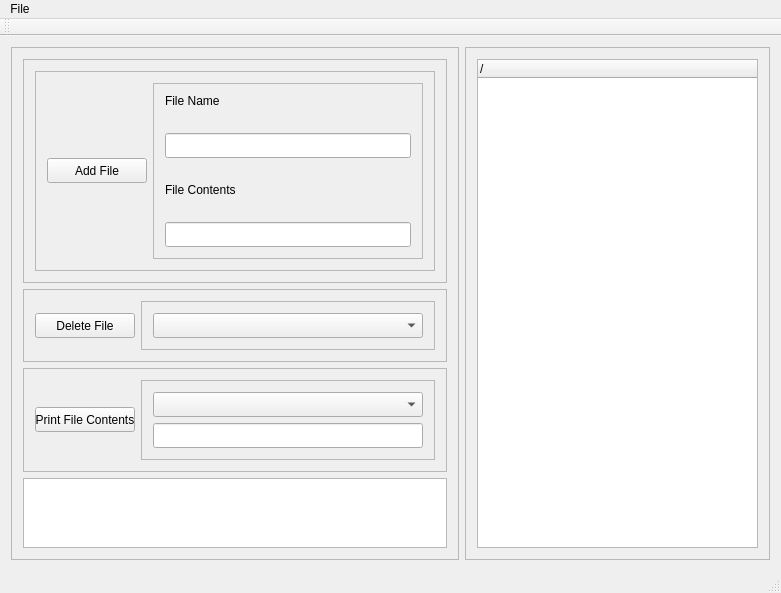
Qt form mainwindow.ui (dsell002/vfs_demo) before a commit.
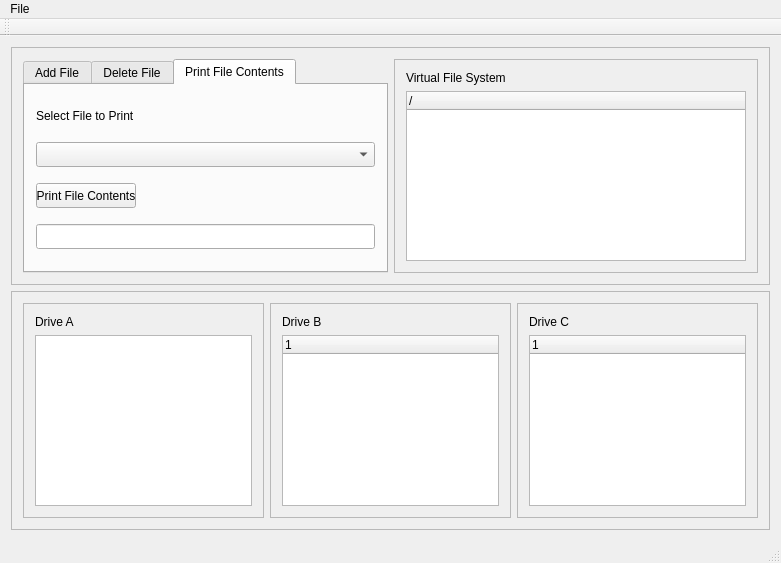
The same form after that commit.

Commit message: adjusted the gui. added frames to display physical drive contents

Patch:
```diff
--- a/mainwindow.ui
+++ b/mainwindow.ui
@@ -14,33 +14,9 @@
    <string>MainWindow</string>
   </property>
   <widget class="QWidget" name="centralWidget">
-   <layout class="QHBoxLayout" name="horizontalLayout_5">
-    <item>
-     <widget class="QFrame" name="frame_8">
-      <property name="frameShape">
-       <enum>QFrame::StyledPanel</enum>
-      </property>
-      <property name="frameShadow">
-       <enum>QFrame::Raised</enum>
-      </property>
       <layout class="QVBoxLayout" name="verticalLayout">
        <item>
-        <widget class="QFrame" name="frame_4">
-         <property name="frameShape">
-          <enum>QFrame::StyledPanel</enum>
-         </property>
-         <property name="frameShadow">
-          <enum>QFrame::Raised</enum>
-         </property>
-         <layout class="QHBoxLayout" name="horizontalLayout_4">
-          <item>
-           <widget class="QFrame" name="frame">
-            <property name="minimumSize">
-             <size>
-              <width>400</width>
-              <height>200</height>
-             </size>
-            </property>
+     <widget class="QFrame" name="frame_2">
             <property name="frameShape">
              <enum>QFrame::StyledPanel</enum>
             </property>
@@ -49,45 +25,15 @@
             </property>
             <layout class="QHBoxLayout" name="horizontalLayout">
              <item>
-              <widget class="QPushButton" name="addPushButton">
-               <property name="minimumSize">
-                <size>
-                 <width>100</width>
-                 <height>25</height>
-                </size>
-               </property>
-               <property name="maximumSize">
-                <size>
-                 <width>100</width>
-                 <height>25</height>
-                </size>
-               </property>
-               <property name="text">
+        <widget class="QTabWidget" name="tabWidget">
+         <property name="currentIndex">
+          <number>2</number>
+         </property>
+         <widget class="QWidget" name="addFile">
+          <attribute name="title">
                 <string>Add File</string>
-               </property>
-              </widget>
-             </item>
-             <item>
-              <widget class="QFrame" name="frame_5">
-               <property name="minimumSize">
-                <size>
-                 <width>0</width>
-                 <height>25</height>
-                </size>
-               </property>
-               <property name="frameShape">
-                <enum>QFrame::StyledPanel</enum>
-               </property>
-               <property name="frameShadow">
-                <enum>QFrame::Raised</enum>
-               </property>
+          </attribute>
                <layout class="QVBoxLayout" name="verticalLayout_3">
-                <property name="spacing">
-                 <number>15</number>
-                </property>
-                <property name="topMargin">
-                 <number>0</number>
-                </property>
                 <item>
                  <widget class="QLabel" name="labelName">
                   <property name="minimumSize">
@@ -96,6 +42,12 @@
                     <height>25</height>
                    </size>
                   </property>
+             <property name="maximumSize">
+              <size>
+               <width>16777215</width>
+               <height>20</height>
+              </size>
+             </property>
                   <property name="text">
                    <string>File Name</string>
                   </property>
@@ -119,6 +71,12 @@
                     <height>25</height>
                    </size>
                   </property>
+             <property name="maximumSize">
+              <size>
+               <width>16777215</width>
+               <height>20</height>
+              </size>
+             </property>
                   <property name="text">
                    <string>File Contents</string>
                   </property>
@@ -134,32 +92,8 @@
                   </property>
                  </widget>
                 </item>
-               </layout>
-              </widget>
-             </item>
-            </layout>
-           </widget>
-          </item>
-         </layout>
-        </widget>
-       </item>
        <item>
-        <widget class="QFrame" name="frame_2">
-         <property name="minimumSize">
-          <size>
-           <width>400</width>
-           <height>0</height>
-          </size>
-         </property>
-         <property name="frameShape">
-          <enum>QFrame::StyledPanel</enum>
-         </property>
-         <property name="frameShadow">
-          <enum>QFrame::Raised</enum>
-         </property>
-         <layout class="QHBoxLayout" name="horizontalLayout_2">
-          <item>
-           <widget class="QPushButton" name="deletePushButton">
+            <widget class="QPushButton" name="addPushButton">
             <property name="minimumSize">
              <size>
               <width>100</width>
@@ -172,20 +106,34 @@
               <height>25</height>
              </size>
             </property>
+             <property name="layoutDirection">
+              <enum>Qt::LeftToRight</enum>
+             </property>
             <property name="text">
+              <string>Add File</string>
+             </property>
+            </widget>
+           </item>
+          </layout>
+         </widget>
+         <widget class="QWidget" name="deleteFile">
+          <attribute name="title">
              <string>Delete File</string>
+          </attribute>
+          <layout class="QVBoxLayout" name="verticalLayout_2">
+           <item>
+            <widget class="QLabel" name="label">
+             <property name="maximumSize">
+              <size>
+               <width>16777215</width>
+               <height>20</height>
+              </size>
+             </property>
+             <property name="text">
+              <string>Select File to Delete</string>
             </property>
            </widget>
           </item>
-          <item>
-           <widget class="QFrame" name="frame_7">
-            <property name="frameShape">
-             <enum>QFrame::StyledPanel</enum>
-            </property>
-            <property name="frameShadow">
-             <enum>QFrame::Raised</enum>
-            </property>
-            <layout class="QVBoxLayout" name="verticalLayout_5">
              <item>
               <widget class="QComboBox" name="comboBoxDelete">
                <property name="minimumSize">
@@ -196,28 +144,33 @@
                </property>
               </widget>
              </item>
-            </layout>
-           </widget>
-          </item>
-         </layout>
-        </widget>
-       </item>
        <item>
-        <widget class="QFrame" name="frame_3">
+            <widget class="QPushButton" name="deletePushButton">
          <property name="minimumSize">
           <size>
-           <width>400</width>
-           <height>0</height>
-          </size>
-         </property>
-         <property name="frameShape">
-          <enum>QFrame::StyledPanel</enum>
-         </property>
-         <property name="frameShadow">
-          <enum>QFrame::Raised</enum>
-         </property>
-         <layout class="QHBoxLayout" name="horizontalLayout_3">
-          <item>
+               <width>100</width>
+               <height>25</height>
+              </size>
+             </property>
+             <property name="maximumSize">
+              <size>
+               <width>100</width>
+               <height>25</height>
+              </size>
+             </property>
+             <property name="text">
+              <string>Delete File</string>
+             </property>
+            </widget>
+           </item>
+          </layout>
+         </widget>
+         <widget class="QWidget" name="printFile">
+          <attribute name="title">
+           <string>Print File Contents</string>
+          </attribute>
+          <layout class="QGridLayout" name="gridLayout_2">
+           <item row="2" column="0">
            <widget class="QPushButton" name="printPushButton">
             <property name="minimumSize">
              <size>
@@ -236,26 +189,7 @@
             </property>
            </widget>
           </item>
-          <item>
-           <widget class="QFrame" name="frame_6">
-            <property name="frameShape">
-             <enum>QFrame::StyledPanel</enum>
-            </property>
-            <property name="frameShadow">
-             <enum>QFrame::Raised</enum>
-            </property>
-            <layout class="QVBoxLayout" name="verticalLayout_4">
-             <item>
-              <widget class="QComboBox" name="comboBoxPrint">
-               <property name="minimumSize">
-                <size>
-                 <width>0</width>
-                 <height>25</height>
-                </size>
-               </property>
-              </widget>
-             </item>
-             <item>
+           <item row="3" column="0">
               <widget class="QLineEdit" name="lineEditPrint">
                <property name="minimumSize">
                 <size>
@@ -265,27 +199,49 @@
                </property>
               </widget>
              </item>
-            </layout>
-           </widget>
-          </item>
-         </layout>
-        </widget>
-       </item>
-       <item>
-        <widget class="QListWidget" name="listWidget"/>
-       </item>
-      </layout>
-     </widget>
+           <item row="1" column="0">
+            <widget class="QComboBox" name="comboBoxPrint">
+             <property name="minimumSize">
+              <size>
+               <width>0</width>
+               <height>25</height>
+              </size>
+             </property>
+            </widget>
+           </item>
+           <item row="0" column="0">
+            <widget class="QLabel" name="label_2">
+             <property name="maximumSize">
+              <size>
+               <width>16777215</width>
+               <height>20</height>
+              </size>
+             </property>
+             <property name="text">
+              <string>Select File to Print</string>
+             </property>
+            </widget>
+           </item>
+          </layout>
+         </widget>
+        </widget>
     </item>
     <item>
-     <widget class="QFrame" name="frame_9">
+        <widget class="QFrame" name="frame">
       <property name="frameShape">
        <enum>QFrame::StyledPanel</enum>
       </property>
       <property name="frameShadow">
        <enum>QFrame::Raised</enum>
       </property>
-      <layout class="QHBoxLayout" name="horizontalLayout_6">
+         <layout class="QVBoxLayout" name="verticalLayout_4">
+          <item>
+           <widget class="QLabel" name="label_3">
+            <property name="text">
+             <string>Virtual File System</string>
+            </property>
+           </widget>
+          </item>
        <item>
         <widget class="QTreeWidget" name="treeWidget_2">
          <column>
@@ -293,6 +249,87 @@
            <string>/</string>
           </property>
          </column>
+           </widget>
+          </item>
+         </layout>
+        </widget>
+       </item>
+      </layout>
+     </widget>
+    </item>
+    <item>
+     <widget class="QFrame" name="frame_3">
+      <property name="frameShape">
+       <enum>QFrame::StyledPanel</enum>
+      </property>
+      <property name="frameShadow">
+       <enum>QFrame::Raised</enum>
+      </property>
+      <layout class="QHBoxLayout" name="horizontalLayout_3">
+       <item>
+        <widget class="QFrame" name="frame_4">
+         <property name="frameShape">
+          <enum>QFrame::StyledPanel</enum>
+         </property>
+         <property name="frameShadow">
+          <enum>QFrame::Raised</enum>
+         </property>
+         <layout class="QVBoxLayout" name="verticalLayout_5">
+          <item>
+           <widget class="QLabel" name="label_4">
+            <property name="text">
+             <string>Drive A</string>
+            </property>
+           </widget>
+          </item>
+          <item>
+           <widget class="QListWidget" name="listWidget"/>
+          </item>
+         </layout>
+        </widget>
+       </item>
+       <item>
+        <widget class="QFrame" name="frame_5">
+         <property name="frameShape">
+          <enum>QFrame::StyledPanel</enum>
+         </property>
+         <property name="frameShadow">
+          <enum>QFrame::Raised</enum>
+         </property>
+         <layout class="QVBoxLayout" name="verticalLayout_6">
+          <item>
+           <widget class="QLabel" name="label_5">
+            <property name="text">
+             <string>Drive B</string>
+            </property>
+           </widget>
+          </item>
+          <item>
+           <widget class="QTreeWidget" name="treeWidget"/>
+          </item>
+         </layout>
+        </widget>
+       </item>
+       <item>
+        <widget class="QFrame" name="frame_6">
+         <property name="frameShape">
+          <enum>QFrame::StyledPanel</enum>
+         </property>
+         <property name="frameShadow">
+          <enum>QFrame::Raised</enum>
+         </property>
+         <layout class="QVBoxLayout" name="verticalLayout_7">
+          <item>
+           <widget class="QLabel" name="label_6">
+            <property name="text">
+             <string>Drive C</string>
+            </property>
+           </widget>
+          </item>
+          <item>
+           <widget class="QTreeWidget" name="treeWidget_3"/>
+          </item>
+         </layout>
         </widget>
        </item>
       </layout>
```
Left out of the diff: 9 changed lines with no effect on the pictures. Lines whose indentation alone changed are shown as unchanged.
